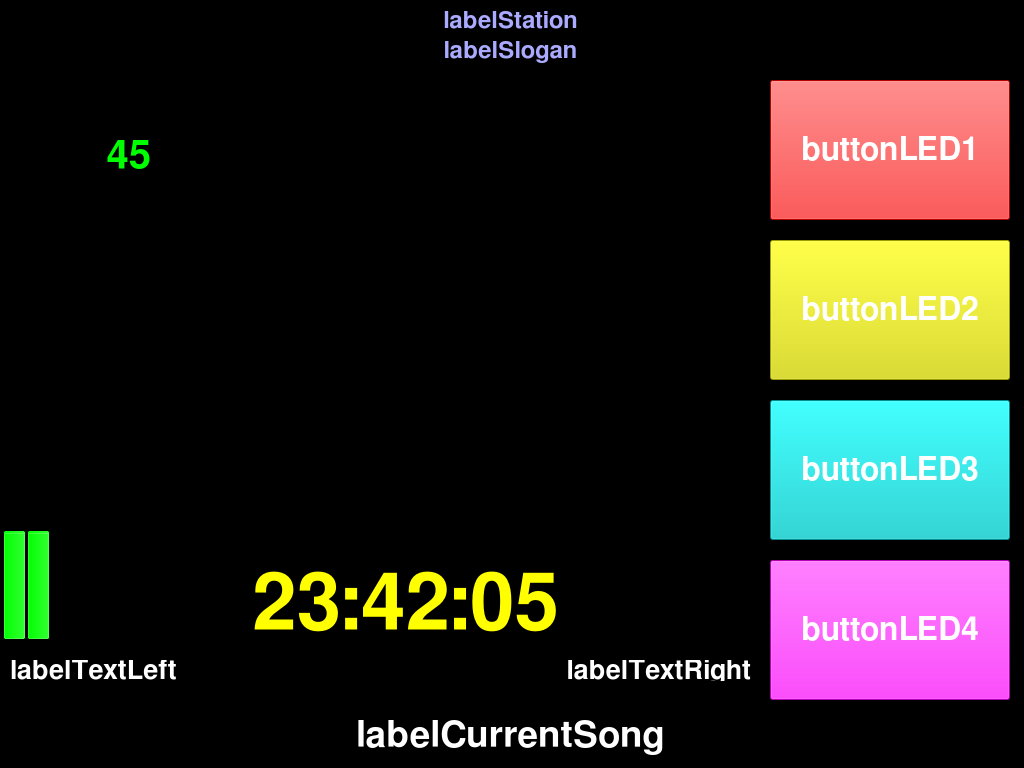
Before: the Qt Designer form mainscreen.ui in saschaludwig/OnAirScreen, drawn with Qt 5.
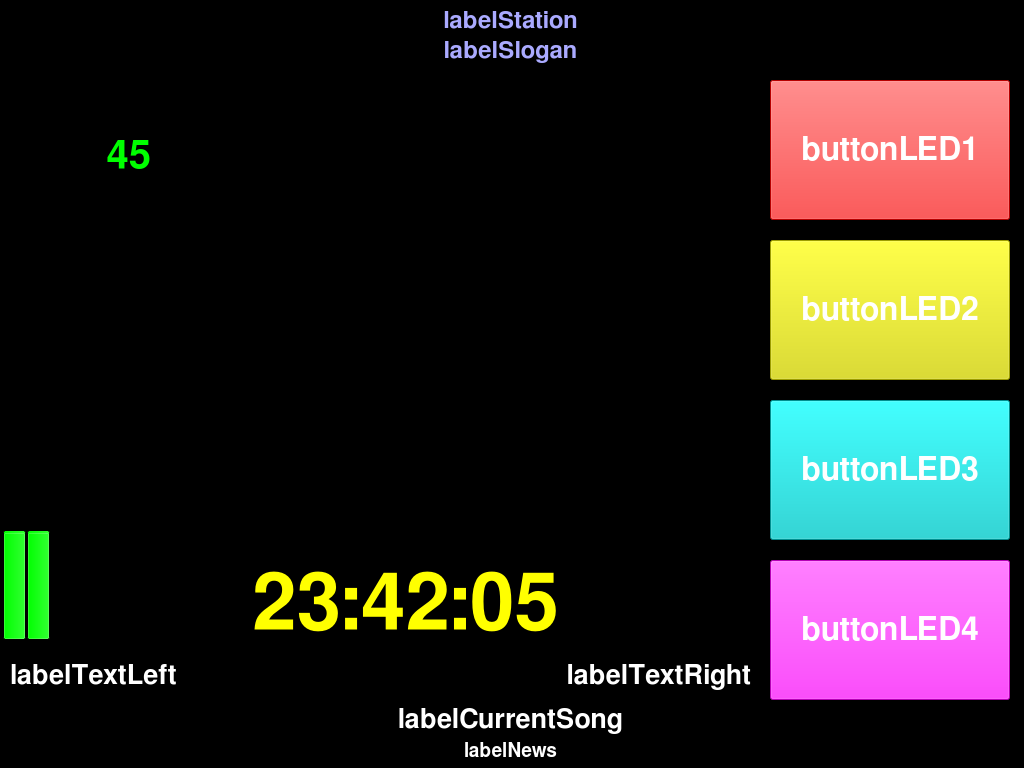
After: the same form once the commit is applied.

Commit message: added set fumctions for mainscreen and init values

What changed in the file:
```diff
--- a/mainscreen.ui
+++ b/mainscreen.ui
@@ -307,7 +307,7 @@
      <x>10</x>
      <y>660</y>
      <width>361</width>
-     <height>21</height>
+     <height>31</height>
     </rect>
    </property>
    <property name="font">
@@ -331,7 +331,7 @@
      <x>390</x>
      <y>660</y>
      <width>361</width>
-     <height>21</height>
+     <height>31</height>
     </rect>
    </property>
    <property name="font">
@@ -359,15 +359,15 @@
    <property name="geometry">
     <rect>
      <x>10</x>
-     <y>710</y>
+     <y>705</y>
      <width>1001</width>
-     <height>51</height>
+     <height>30</height>
     </rect>
    </property>
    <property name="font">
     <font>
      <family>FreeSans</family>
-     <pointsize>28</pointsize>
+     <pointsize>20</pointsize>
      <weight>75</weight>
      <bold>true</bold>
     </font>
@@ -419,20 +419,36 @@
     </rect>
    </property>
   </widget>
-  <zorder>buttonLED1</zorder>
-  <zorder>buttonLED2</zorder>
-  <zorder>buttonLED3</zorder>
-  <zorder>buttonLED4</zorder>
-  <zorder>labelStation</zorder>
-  <zorder>labelSlogan</zorder>
-  <zorder>labelClock</zorder>
-  <zorder>labelTextLeft</zorder>
-  <zorder>labelTextRight</zorder>
-  <zorder>labelTextSong</zorder>
-  <zorder>labelSeconds</zorder>
-  <zorder>analogClock</zorder>
-  <zorder>progressL</zorder>
-  <zorder>progressR</zorder>
+  <widget class="QLabel" name="labelNews">
+   <property name="enabled">
+    <bool>true</bool>
+   </property>
+   <property name="geometry">
+    <rect>
+     <x>10</x>
+     <y>741</y>
+     <width>1001</width>
+     <height>20</height>
+    </rect>
+   </property>
+   <property name="font">
+    <font>
+     <family>FreeSans</family>
+     <pointsize>14</pointsize>
+     <weight>75</weight>
+     <bold>true</bold>
+    </font>
+   </property>
+   <property name="styleSheet">
+    <string notr="true">color: rgb(255, 255, 255);</string>
+   </property>
+   <property name="text">
+    <string>labelNews</string>
+   </property>
+   <property name="alignment">
+    <set>Qt::AlignCenter</set>
+   </property>
+  </widget>
  </widget>
  <resources/>
  <connections/>
```
Left out of the diff: 2 changed lines with no effect on the pictures. The commit also changes 1 other file.
